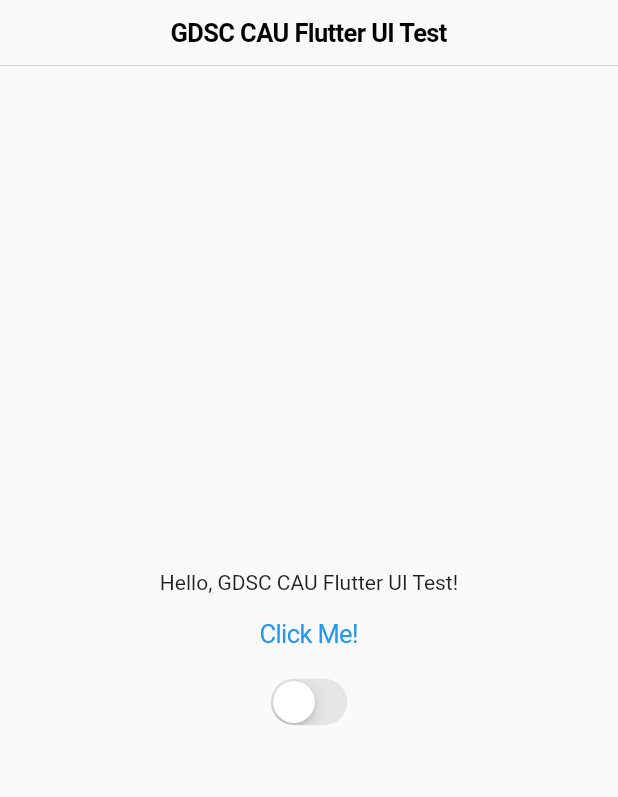
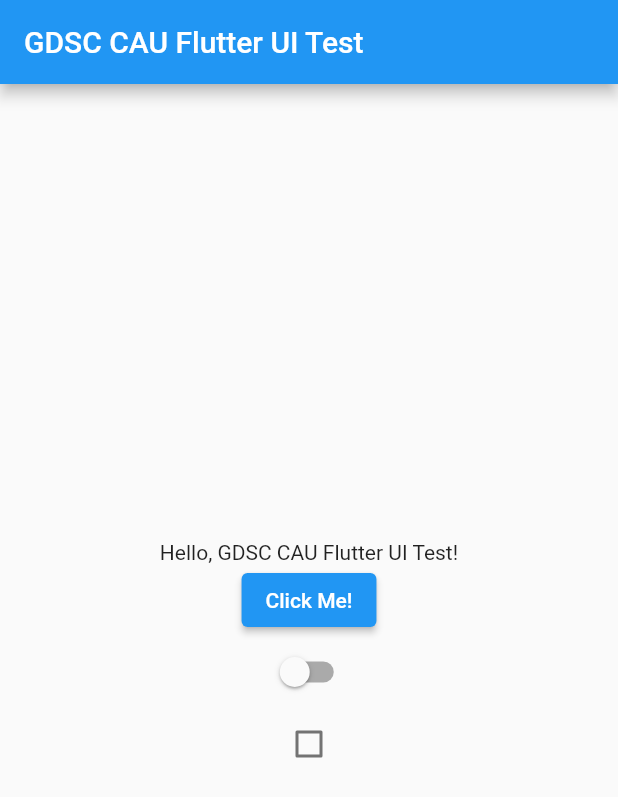
Before and after one commit to yymin1022/GDSC_Flutter_UI_Test, a Flutter app: the screen it shows after launch, on a phone screen of 412 x 824 dp. Shown: the top 797 px of the screen. Run offline on Flutter 3.47's test engine with Material 2 defaults, Android fonts, the phone set to English and light mode, and no system bars.

Commit message:
Update main.dart : Added Platform Optional Rendering

```diff
--- a/lib/main.dart
+++ b/lib/main.dart
@@ -1,3 +1,5 @@
+import 'dart:io';
+
 import 'package:flutter/cupertino.dart';
 import 'package:flutter/material.dart';
 
@@ -10,6 +12,16 @@ class MyApp extends StatelessWidget {
 
   @override
   Widget build(BuildContext context) {
+    if(Platform.isAndroid){
+      return MaterialApp(
+        title: 'Flutter Demo',
+        theme: ThemeData(
+          primarySwatch: Colors.blue,
+        ),
+        home: MaterialHomePage(),
+      );
+    }
+
     return CupertinoApp(
       title: 'Flutter Demo',
       theme: CupertinoThemeData(
@@ -17,13 +29,6 @@ class MyApp extends StatelessWidget {
       ),
       home: CupertinoHomePage(),
     );
-    // return MaterialApp(
-    //   title: 'Flutter Demo',
-    //   theme: ThemeData(
-    //     primarySwatch: Colors.blue,
-    //   ),
-    //   home: MaterialHomePage(),
-    // );
   }
 }
 
```
